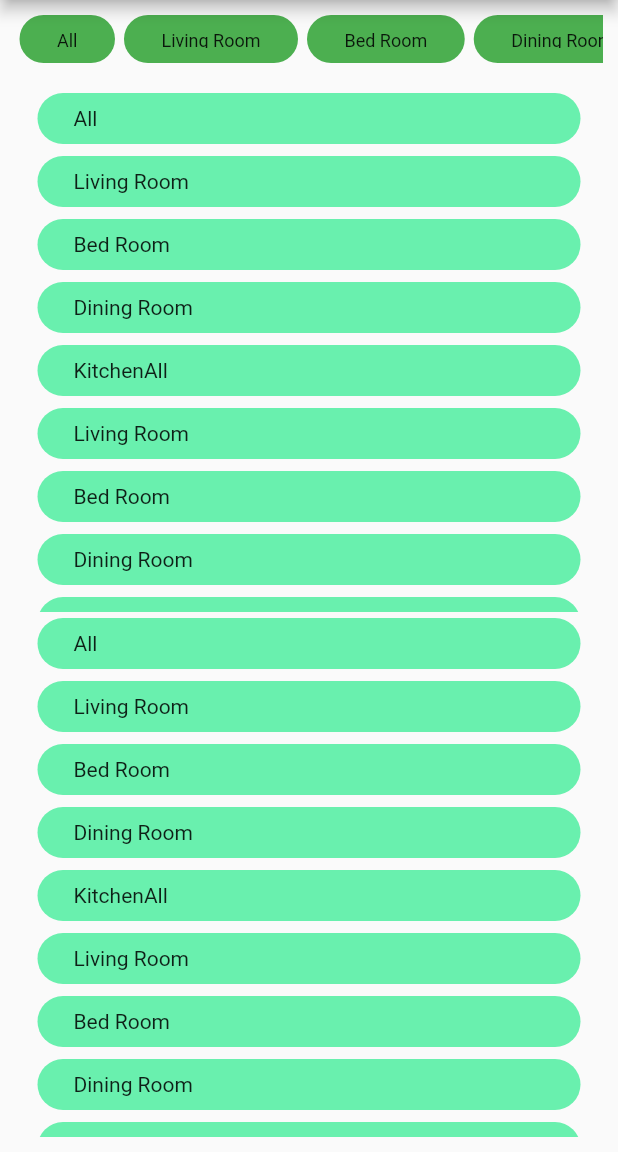
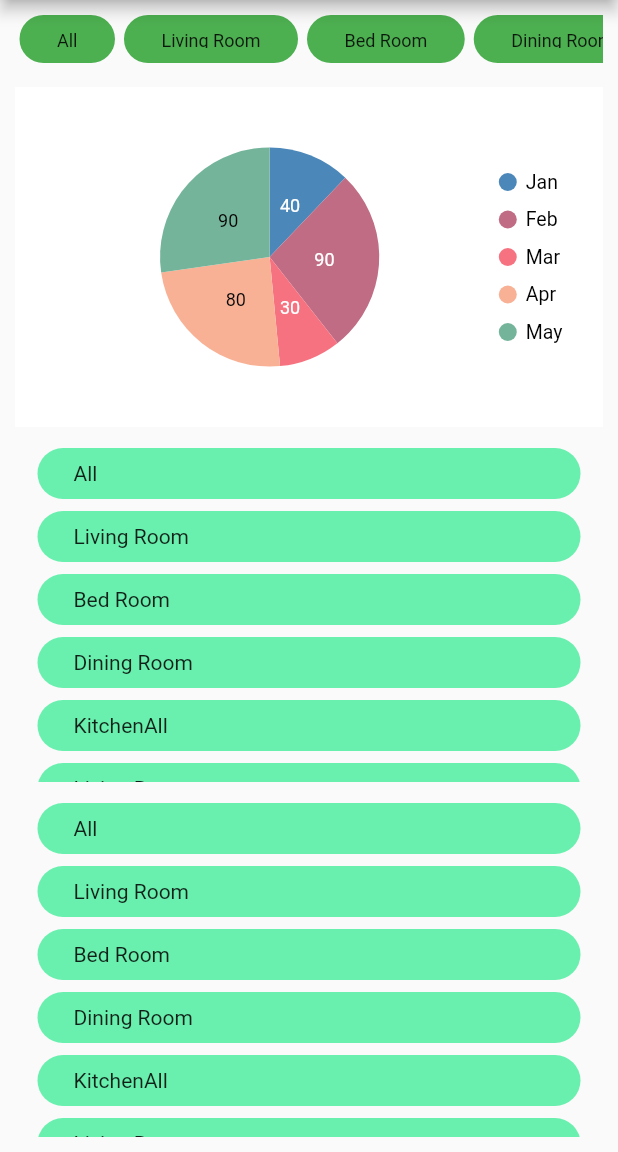
Before and after one commit to efrizalnf/flutter_widget, a Flutter app: the screen it shows after launch, on a phone screen of 412 x 824 dp, the part 84-1236 px from its top. Run offline on Flutter 3.47's test engine with Material 2 defaults, Android fonts, the phone set to English and light mode, and no system bars; our stand-ins replace flutter_svg, syncfusion_flutter_charts.

Commit message:
added chart in listwiew widget

```diff
--- a/lib/tugas/basic-layout/listviewwidget.dart
+++ b/lib/tugas/basic-layout/listviewwidget.dart
@@ -2,6 +2,8 @@
 
 import 'package:flutter/material.dart';
 import 'package:project_flutter_pertama/tugas/basic-form/helper.dart';
+import 'package:syncfusion_flutter_charts/charts.dart';
+import 'package:syncfusion_flutter_charts/sparkcharts.dart';
 
 class MyListViewWidget extends StatelessWidget {
   MyListViewWidget({Key? key}) : super(key: key);
@@ -66,6 +68,55 @@ class MyListViewWidget extends StatelessWidget {
               height: 16,
             ),
             Expanded(
+              child: Builder(
+                builder: (context) {
+                  final List<Map> chartData = [
+                    {
+                      "year": "Jan",
+                      "sales": 40,
+                    },
+                    {
+                      "year": "Feb",
+                      "sales": 90,
+                    },
+                    {
+                      "year": "Mar",
+                      "sales": 30,
+                    },
+                    {
+                      "year": "Apr",
+                      "sales": 80,
+                    },
+                    {
+                      "year": "May",
+                      "sales": 90,
+                    }
+                  ];
+
+                  return Container(
+                    color: Theme.of(context).cardColor,
+                    padding: const EdgeInsets.all(12.0),
+                    child: SfCircularChart(
+                      legend: Legend(isVisible: true),
+                      series: <CircularSeries>[
+                        PieSeries<Map, String>(
+                          dataSource: chartData,
+                          dataLabelSettings: const DataLabelSettings(
+                            isVisible: true,
+                          ),
+                          xValueMapper: (Map data, _) => data["year"],
+                          yValueMapper: (Map data, _) => data["sales"],
+                        )
+                      ],
+                    ),
+                  );
+                },
+              ),
+            ),
+            const SizedBox(
+              height: 10,
+            ),
+            Expanded(
               child: ListView(
                 children: List.generate(category.length, (index) {
                   return GestureDetector(
@@ -93,6 +144,9 @@ class MyListViewWidget extends StatelessWidget {
                   );
                 }),
               ),
+            ),
+            const SizedBox(
+              height: 10,
             ),
             Expanded(
               child: ListView(
--- a/pubspec.yaml
+++ b/pubspec.yaml
@@ -37,6 +37,7 @@ dependencies:
   # The following adds the Cupertino Icons font to your application.
   # Use with the CupertinoIcons class for iOS style icons.
   cupertino_icons: ^1.0.2
+  syncfusion_flutter_charts: ^20.4.50
 
 dev_dependencies:
   flutter_test:
```
Also changed, not shown: pubspec.lock.
